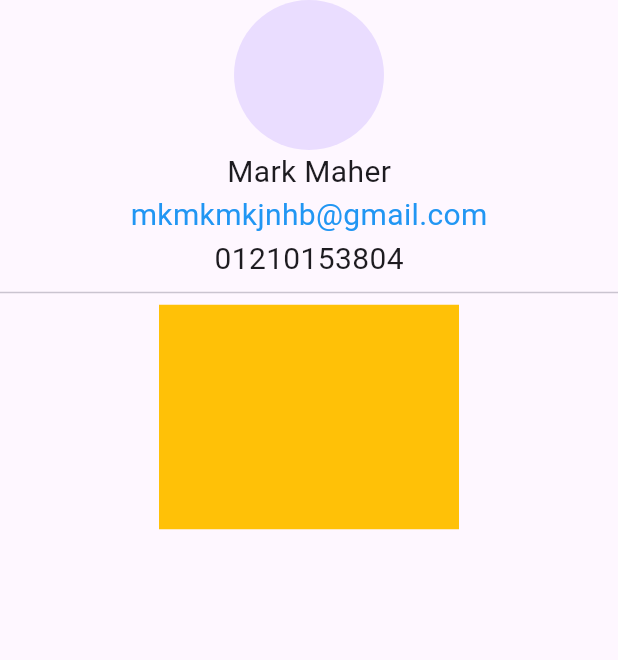
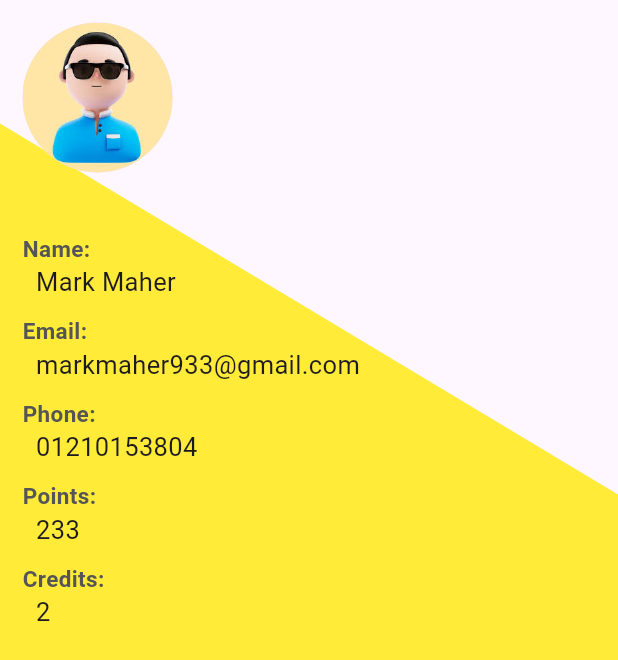
Before and after one commit to mark-maher-moris/Z-Shop, a Flutter app: the SettingsScreen screen opened directly, on a phone screen of 412 x 824 dp. Shown: the top 660 px of the screen. Run offline on Flutter 3.47's test engine with Material 3 defaults, Android fonts, the phone set to English and light mode, and no system bars; our stand-ins replace bloc, carousel_slider, dio, dotted_border, flutter_bloc, fluttertoast and 1 more; accounts and stored records are empty; network calls fail; statements that could not run were skipped.

Commit message:
Profile page

```diff
--- a/lib/modules/favorites/favoritesScreen.dart
+++ b/lib/modules/favorites/favoritesScreen.dart
@@ -5,10 +5,6 @@ class FavoritesScreen extends StatelessWidget {
 
   @override
   Widget build(BuildContext context) {
-    return SafeArea(
-        child: Scaffold(
-            appBar: AppBar(),
-            body: Center()
-            ));
+    return SafeArea(child: Scaffold(appBar: AppBar(), body: Center()));
   }
 }
--- a/lib/modules/settings/settingsScreen.dart
+++ b/lib/modules/settings/settingsScreen.dart
@@ -1,4 +1,6 @@
 import 'package:flutter/material.dart';
+
+import '../../core/themes/themes.dart';
 
 class SettingsScreen extends StatelessWidget {
   const SettingsScreen({super.key});
@@ -7,48 +9,74 @@ class SettingsScreen extends StatelessWidget {
   Widget build(BuildContext context) {
     return SafeArea(
         child: Scaffold(
-      body: Center(
+            body: Stack(
+      children: [
+        ClipPath(
+          clipper: MyClipper(),
+          child: Container(
+            height: MediaQuery.of(context).size.height,
+            width: double.infinity,
+            color: mainColor,
+          ),
+        ),
+        SingleChildScrollView(
+          child: Padding(
+            padding: const EdgeInsets.all(15),
             child: Column(
+              crossAxisAlignment: CrossAxisAlignment.start,
               children: [
                 CircleAvatar(
                     radius: 50,
-              // backgroundImage: AssetImage('assets/AccountPhoto.jpg'),
+                    backgroundImage: AssetImage('assets/profile.jpg')),
+                SizedBox(
+                  height: 40,
                 ),
-            Text(
-              'Mark Maher',
-              style: TextStyle(fontSize: 20),
-            ),
-            Text(
-              'mkmkmkjnhb@gmail.com',
-              style: TextStyle(fontSize: 20, color: Colors.blue),
-            ),
-            Text(
-              '01210153804',
-              style: TextStyle(fontSize: 20),
-            ),
-            Divider(),
-            ClipPath(
-              clipper: MyClipper(),
-              child: Container(
-                height: 150,
-                width: 200,
-                color: Colors.amber,
-              ),
-            )
+                profileBox(title: 'Name', value: 'Mark Maher'),
+                profileBox(title: 'Email', value: 'markmaher933@gmail.com'),
+                profileBox(title: 'Phone', value: '01210153804'),
+                profileBox(title: 'Points', value: '233'),
+                profileBox(title: 'Credits', value: '2'),
               ],
             ),
           ),
-    ));
+        ),
+      ],
+    )));
   }
+}
+
+Widget profileBox({required String title, required String value}) {
+  return Column(
+    crossAxisAlignment: CrossAxisAlignment.start,
+    children: [
+      Text(
+        title + ':',
+        style: TextStyle(
+            fontSize: 15,
+            color: Color.fromARGB(255, 85, 85, 85),
+            fontWeight: FontWeight.bold),
+      ),
+      Text(
+        '  ' + value,
+        style: TextStyle(fontSize: 17),
+      ),
+      SizedBox(
+        height: 10,
+      )
+    ],
+  );
 }
 
 class MyClipper extends CustomClipper<Path> {
   @override
   Path getClip(Size size) {
     var path = Path();
+    path.moveTo(0, size.height * 0.1);
     path.lineTo(0, size.height);
     path.lineTo(size.width, size.height);
-    path.lineTo(size.width, 0);
+    path.lineTo(size.width, size.height * 0.4);
+    path.close();
+
     return path;
   }
 
```
Also changed, not shown: assets/profile.jpg (renamed from assets/AccountPhoto.jpg). Lines whose indentation alone changed are shown as unchanged.
